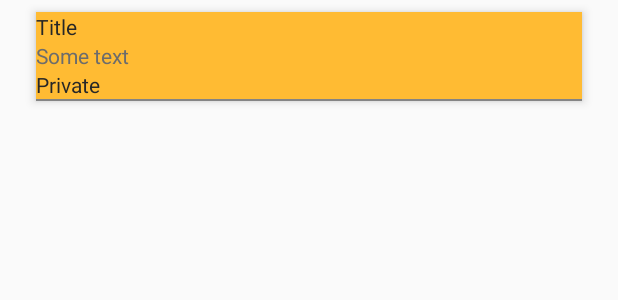
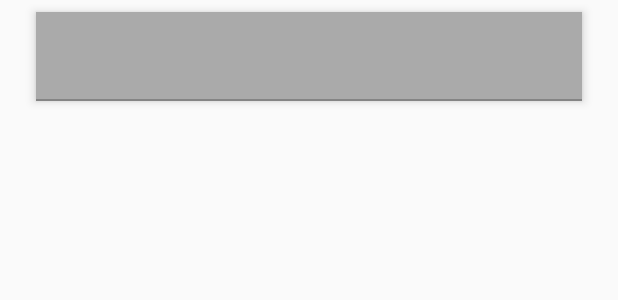
Before and after one commit to raa2911/wishlist, an Android app: the layout wish_list_item.xml on its own in the app's theme, with its tools: preview values and no code run, on a phone screen of 412 x 824 dp. Shown: the top 300 px of the screen. Run offline under Robolectric (Android 15) with nearby library versions, the phone set to English and light mode, and no system bars.

```diff
--- a/app/src/main/java/com/raapp/wishlist/customView/WishListItem.kt
+++ b/app/src/main/java/com/raapp/wishlist/customView/WishListItem.kt
@@ -11,7 +11,7 @@ import kotlinx.android.synthetic.main.wish_list_item.view.*
 
 class WishListItem : FrameLayout {
     init {
-        RelativeLayout.inflate(context, R.layout.wish_list_item, this)
+        FrameLayout.inflate(context, R.layout.wish_list_item, this)
     }
 
     var item: Wish? = null
--- a/app/src/main/res/layout/wish_list_item.xml
+++ b/app/src/main/res/layout/wish_list_item.xml
@@ -3,7 +3,7 @@
               android:orientation="vertical"
               android:layout_width="match_parent"
               android:layout_height="wrap_content"
-              android:background="@android:color/holo_orange_light"
+              android:background="@android:color/darker_gray"
               android:layout_marginStart="@dimen/default_padding_layout"
               android:layout_marginEnd="@dimen/default_padding_layout"
               android:layout_marginBottom="@dimen/item_padding"
@@ -11,13 +11,11 @@
               android:elevation="4dp">
 
     <TextView
-            android:text="Title"
             android:layout_width="match_parent"
             android:layout_height="wrap_content"
             android:id="@+id/wish_item_title"/>
 
     <TextView
-            android:text="Some text"
             android:textColor="@color/darkGray"
             android:layout_width="match_parent"
             android:layout_height="wrap_content"
@@ -26,7 +24,6 @@
             android:id="@+id/wish_item_description"/>
 
     <TextView
-            android:text="Private"
             android:layout_width="match_parent"
             android:layout_height="wrap_content"
             android:id="@+id/wish_item_privacy"/>
```
Also changed, not shown: app/src/main/java/com/raapp/wishlist/view/WishListFragment.kt (+2 -26 lines).
